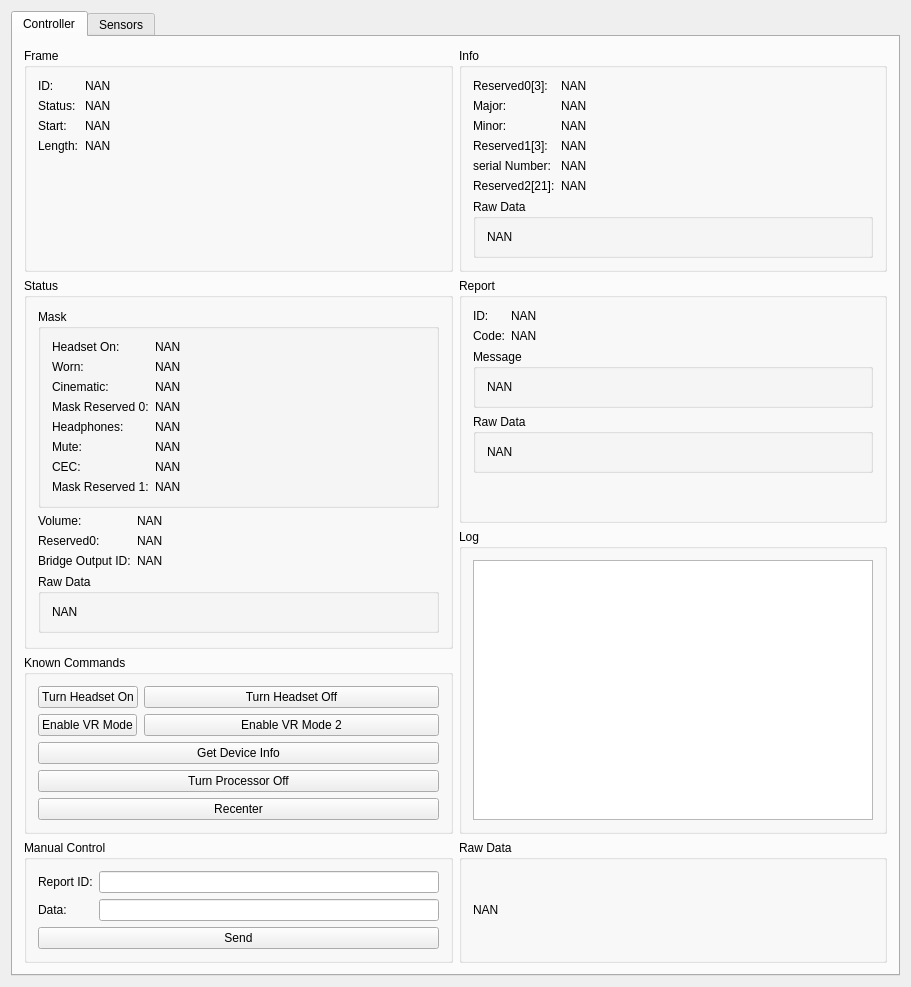
This is Data Viewer/DataViewer.ui in tismatis/libpsvr as Qt 5 draws it before an edit. The edited form follows.
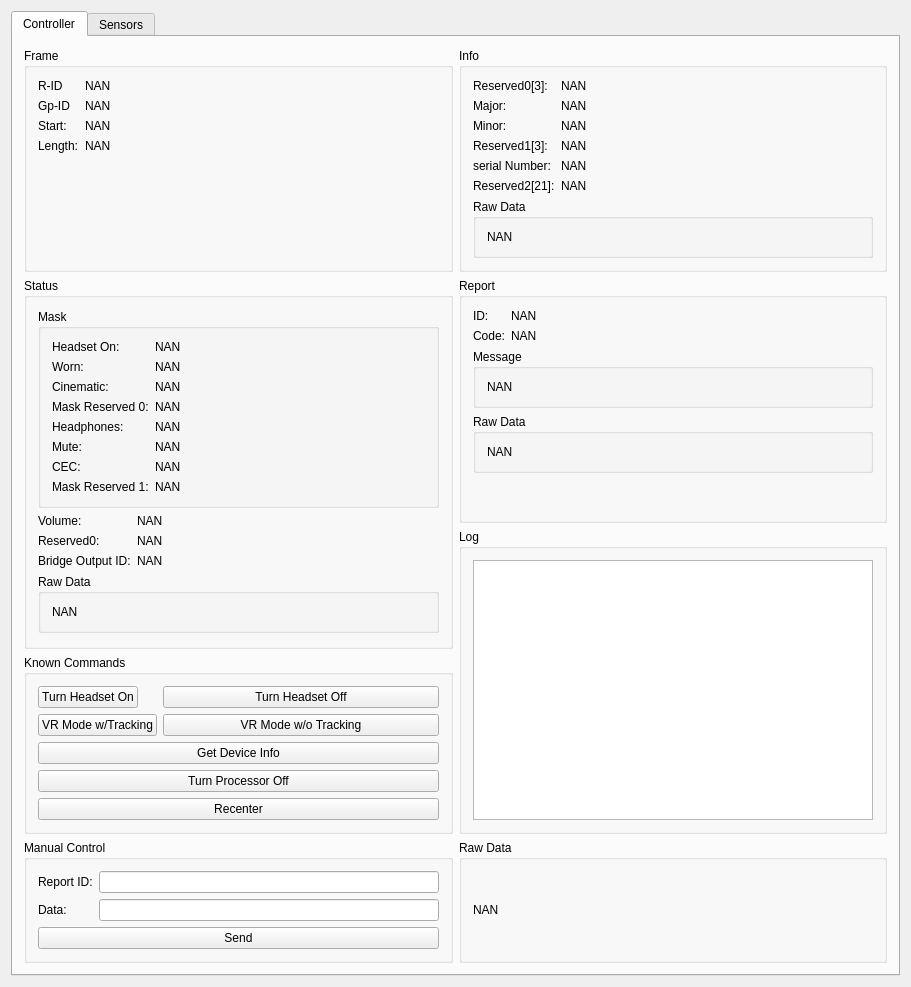
This is the edited form.

The edit to the form file:
```diff
--- a/Data Viewer/DataViewer.ui
+++ b/Data Viewer/DataViewer.ui
@@ -146,7 +146,7 @@
            <item row="0" column="0">
             <widget class="QLabel" name="label_5">
              <property name="text">
-              <string>ID:</string>
+              <string>R-ID</string>
              </property>
             </widget>
            </item>
@@ -160,7 +160,7 @@
            <item row="1" column="0">
             <widget class="QLabel" name="label_14">
              <property name="text">
-              <string>Status:</string>
+              <string>Gp-ID</string>
              </property>
             </widget>
            </item>
@@ -368,14 +368,14 @@
            <item row="1" column="0">
             <widget class="QPushButton" name="btn_vrMode">
              <property name="text">
-              <string>Enable VR Mode</string>
+              <string>VR Mode w/Tracking</string>
              </property>
             </widget>
            </item>
            <item row="1" column="1">
             <widget class="QPushButton" name="btn_vrMode2">
              <property name="text">
-              <string>Enable VR Mode 2</string>
+              <string>VR Mode w/o Tracking</string>
              </property>
             </widget>
            </item>
```
